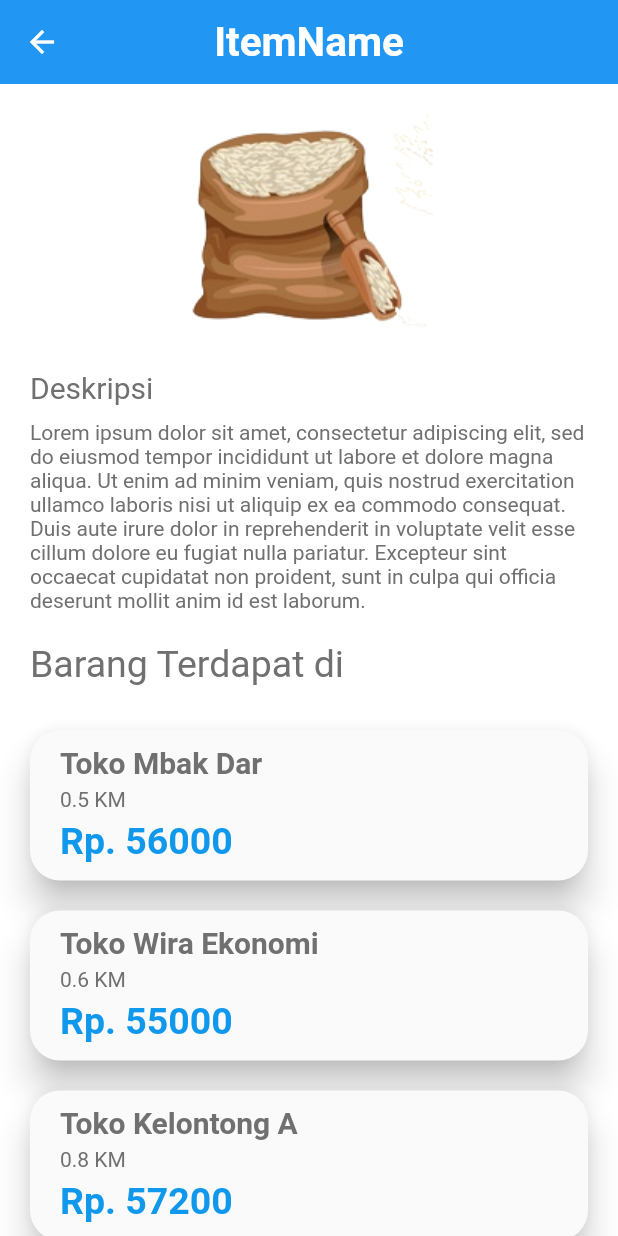
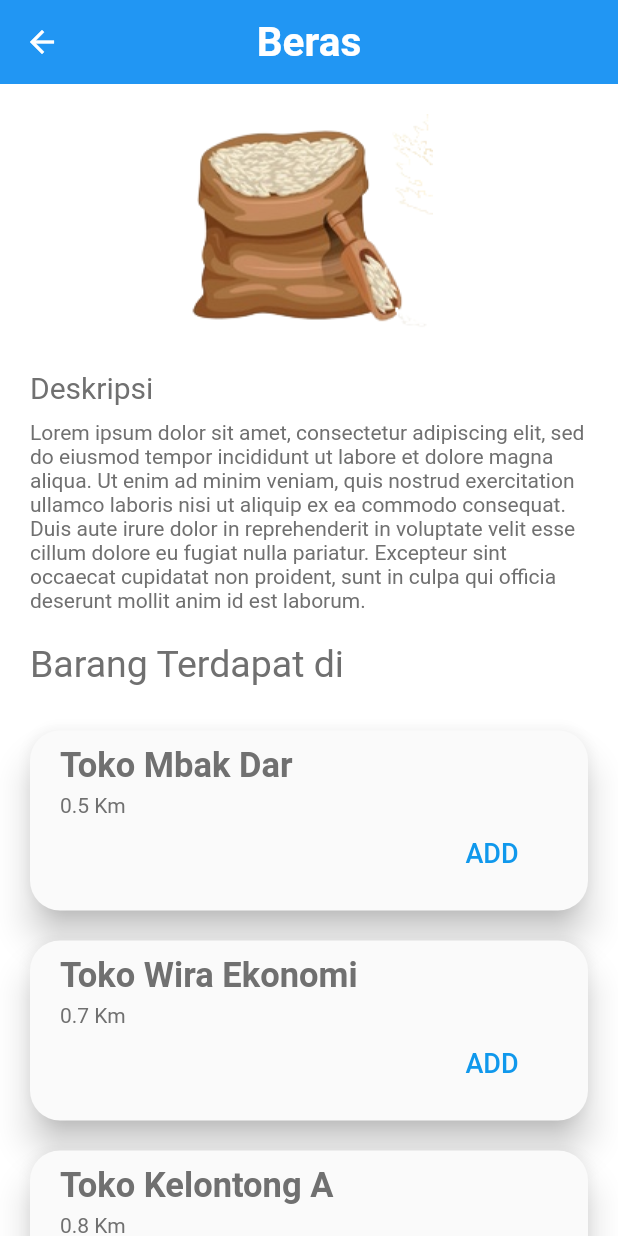
Before and after one commit to alphitardian/flutter_tokolink, a Flutter app: the HomeScreen screen opened directly, after a tap on "Beras", on a phone screen of 412 x 824 dp. Run offline on Flutter 3.47's test engine with Material 2 defaults, Android fonts, the phone set to English and light mode, and no system bars.

Commit message:
minor update to some screen and improve some usability

```diff
--- a/lib/components/card_item.dart
+++ b/lib/components/card_item.dart
@@ -1,18 +1,15 @@
 import 'package:flutter/material.dart';
 
 class CardItem extends StatelessWidget {
-  CardItem({@required this.itemName, this.detail, this.image});
+  CardItem({@required this.itemName, this.image});
 
   final String itemName;
-  final Function detail;
   final AssetImage image;
 
   @override
   Widget build(BuildContext context) {
     return Padding(
       padding: const EdgeInsets.all(10.0),
-      child: GestureDetector(
-        onTap: detail,
       child: Material(
         color: Colors.white,
         borderRadius: BorderRadius.circular(15),
@@ -43,7 +40,6 @@ class CardItem extends StatelessWidget {
           ),
         ),
       ),
-      ),
     );
   }
 }
--- a/lib/components/detail_tiles.dart
+++ b/lib/components/detail_tiles.dart
@@ -3,9 +3,8 @@ import 'package:flutter/material.dart';
 import '../constants.dart';
 
 class DetailTiles extends StatelessWidget {
-  DetailTiles({this.range, this.shop, this.price});
+  DetailTiles({this.range, this.shop});
 
-  final String price;
   final String shop;
   final String range;
 
@@ -19,15 +18,15 @@ class DetailTiles extends StatelessWidget {
           Radius.circular(20),
         ),
         child: Container(
-          padding: EdgeInsets.symmetric(horizontal: 20, vertical: 10),
-          height: 100,
+          padding: EdgeInsets.only(left: 20, right: 20, top: 10, bottom: 0),
+          height: 120,
           child: Column(
             crossAxisAlignment: CrossAxisAlignment.start,
             children: <Widget>[
               Text(
                 shop,
                 style: TextStyle(
-                    fontSize: 20,
+                    fontSize: 23,
                     fontWeight: FontWeight.bold,
                     color: kTextMainColor),
               ),
@@ -38,16 +37,16 @@ class DetailTiles extends StatelessWidget {
                 range,
                 style: TextStyle(color: kTextMainColor),
               ),
-              SizedBox(
-                height: 5,
-              ),
-              Text(
-                'Rp. $price',
-                style: TextStyle(
-                  fontWeight: FontWeight.bold,
-                  fontSize: 25,
-                  color: kMainColor,
-                ),
+              Row(
+                children: <Widget>[
+                  Spacer(),
+                  FlatButton(
+                    child: Text(
+                      'ADD',
+                      style: TextStyle(color: kMainColor, fontSize: 18),
+                    ),
+                  )
+                ],
               )
             ],
           ),
--- a/lib/components/home_screen_list.dart
+++ b/lib/components/home_screen_list.dart
@@ -2,6 +2,7 @@ import 'package:flutter/material.dart';
 import 'package:ftokolink/components/card_item.dart';
 import 'package:ftokolink/constants.dart';
 import 'package:ftokolink/screens/itemdetail_screen.dart';
+import 'package:ftokolink/utils/list_item.dart';
 
 class HomeScreenLayout extends StatelessWidget {
   @override
@@ -72,49 +73,27 @@ class _ListItemState extends State<ListItem> {
             height: 10,
           ),
           Container(
-            height: 175,
-            child: ListView(
-              scrollDirection: Axis.horizontal,
-              children: <Widget>[
-                //loop cardItem
-                CardItem(
-                  itemName: 'Beras',
-                  image: AssetImage('images/item1.png'),
-                  detail: () {
-                    Navigator.pushNamed(context, DetailScreen.id);
-                  },
-                ),
-                CardItem(
-                  itemName: 'Sosis',
-                  image: AssetImage('images/item4.png'),
-                  detail: () {
-                    Navigator.pushNamed(context, DetailScreen.id);
-                  },
-                ),
-                CardItem(
-                  itemName: 'Sabun',
-                  image: AssetImage('images/item2.png'),
-                  detail: () {
-                    Navigator.pushNamed(context, DetailScreen.id);
-                  },
-                ),
-                CardItem(
-                  itemName: 'Tisu',
-                  image: AssetImage('images/item6.png'),
-                  detail: () {
-                    Navigator.pushNamed(context, DetailScreen.id);
-                  },
-                ),
-                CardItem(
-                  itemName: 'Sampo',
-                  image: AssetImage('images/item3.png'),
-                  detail: () {
-                    Navigator.pushNamed(context, DetailScreen.id);
-                  },
-                ),
-              ],
-            ),
-          )
+              height: 175,
+              child: ListView.builder(
+                scrollDirection: Axis.horizontal,
+                itemCount: item.length,
+                itemBuilder: (context, index) {
+                  return GestureDetector(
+                    onTap: () {
+                      Navigator.push(
+                          context,
+                          MaterialPageRoute(
+                              builder: (context) => DetailScreen(
+                                    item: item[index],
+                                  )));
+                    },
+                    child: CardItem(
+                      itemName: item[index].name,
+                      image: item[index].itemImage,
+                    ),
+                  );
+                },
+              ))
         ],
       ),
     );
--- a/lib/models/items.dart
+++ b/lib/models/items.dart
@@ -1,10 +1,12 @@
 import 'package:flutter/widgets.dart';
+import 'package:ftokolink/models/shop.dart';
 
 class Item {
   final String name;
   final String itemDesc;
   final int price;
   final AssetImage itemImage;
+  final Shop shop;
 
-  Item({this.name, this.itemDesc, this.price, this.itemImage});
+  Item({this.name, this.itemDesc, this.price, this.itemImage, this.shop});
 }
--- /dev/null
+++ b/lib/models/shop.dart
@@ -0,0 +1,7 @@
+class Shop {
+  final String name;
+  final String range;
+  final int price;
+
+  Shop(this.name, this.range, this.price);
+}
--- a/lib/screens/cart_screen.dart
+++ b/lib/screens/cart_screen.dart
@@ -225,7 +225,9 @@ class _CartScreenState extends State<CartScreen> {
             children: <Widget>[
               SimpleDialogOption(
                 onPressed: () {
-                  Navigator.pop(context, Choice.COD);
+//                  Navigator.pop(context, Choice.COD);
+                  Navigator.pushNamed(context, CheckOut.id);
+                  print(Choice.COD);
                 },
                 child: Column(
                   crossAxisAlignment: CrossAxisAlignment.start,
--- a/lib/screens/itemdetail_screen.dart
+++ b/lib/screens/itemdetail_screen.dart
@@ -2,16 +2,22 @@ import 'package:flutter/cupertino.dart';
 import 'package:flutter/material.dart';
 import 'package:ftokolink/components/detail_tiles.dart';
 import 'package:ftokolink/constants.dart';
+import 'package:ftokolink/models/items.dart';
 import 'package:ftokolink/screens/shopdetail_screen.dart';
+import 'package:ftokolink/utils/list_shop.dart';
 
 class DetailScreen extends StatelessWidget {
   static const String id = 'detailScreen';
+
+  final Item item;
+
+  const DetailScreen({Key key, this.item}) : super(key: key);
 
   @override
   Widget build(BuildContext context) {
     return Scaffold(
       appBar: AppBar(
-        title: Text('ItemName', style: kAppBarStyle),
+        title: Text('${item.name}', style: kAppBarStyle),
         centerTitle: true,
         elevation: 0,
       ),
@@ -26,7 +32,7 @@ class DetailScreen extends StatelessWidget {
                 children: <Widget>[
                   Center(
                     child: Image(
-                      image: AssetImage('images/item1.png'),
+                      image: item.itemImage,
                       fit: BoxFit.contain,
                     ),
                   ),
@@ -56,34 +62,28 @@ class DetailScreen extends StatelessWidget {
                 ],
               ),
             ),
-            GestureDetector(
-              onTap: () {
-                Navigator.pushNamed(context, ShopDetail.id);
-              },
-              child: DetailTiles(
-                shop: 'Toko Mbak Dar',
-                range: '0.5 KM',
-                price: '56000',
-              ),
-            ),
-            GestureDetector(
-              onTap: () {
-                Navigator.pushNamed(context, ShopDetail.id);
-              },
-              child: DetailTiles(
-                shop: 'Toko Wira Ekonomi',
-                range: '0.6 KM',
-                price: '55000',
-              ),
-            ),
-            GestureDetector(
-              onTap: () {
-                Navigator.pushNamed(context, ShopDetail.id);
-              },
-              child: DetailTiles(
-                shop: 'Toko Kelontong A',
-                range: '0.8 KM',
-                price: '57200',
+            Container(
+              child: ListView.builder(
+                itemCount: shop.length,
+                itemBuilder: (context, index) {
+                  return GestureDetector(
+                    onTap: () {
+                      Navigator.push(
+                          context,
+                          MaterialPageRoute(
+                            builder: (context) => ShopDetail(
+                              shop: shop[index],
+                            ),
+                          ));
+                    },
+                    child: DetailTiles(
+                      shop: shop[index].name,
+                      range: shop[index].range,
+                    ),
+                  );
+                },
+                shrinkWrap: true,
+                physics: ScrollPhysics(),
               ),
             )
           ],
--- /dev/null
+++ b/lib/utils/list_item.dart
@@ -0,0 +1,29 @@
+import 'package:flutter/cupertino.dart';
+import 'package:ftokolink/models/items.dart';
+
+List<Item> item = [
+  Item(
+    name: 'Beras',
+    itemImage: AssetImage('images/item1.png'),
+  ),
+  Item(
+    name: 'Sabun',
+    itemImage: AssetImage('images/item2.png'),
+  ),
+  Item(
+    name: 'Jamu',
+    itemImage: AssetImage('images/item3.png'),
+  ),
+  Item(
+    name: 'Sosis',
+    itemImage: AssetImage('images/item4.png'),
+  ),
+  Item(
+    name: 'Rinso',
+    itemImage: AssetImage('images/item5.png'),
+  ),
+  Item(
+    name: 'Tissue',
+    itemImage: AssetImage('images/item6.png'),
+  ),
+];
--- /dev/null
+++ b/lib/utils/list_shop.dart
@@ -0,0 +1,7 @@
+import 'package:ftokolink/models/shop.dart';
+
+List<Shop> shop = [
+  Shop('Toko Mbak Dar', '0.5 Km', 56000),
+  Shop('Toko Wira Ekonomi', '0.7 Km', 55000),
+  Shop('Toko Kelontong A', '0.8 Km', 57200),
+];
--- /dev/null
+++ b/lib/utils/list_shop_item.dart
@@ -0,0 +1 @@
+//untuk menampung daftar harga yang ada di toko
```
Also changed, not shown: lib/components/confirmation_dialog.dart (added, +33 -0 lines), lib/components/payment_tiles.dart (added, +47 -0 lines), lib/screens/checkout_screen.dart (+26 -48 lines), lib/screens/shopdetail_screen.dart (+9 -13 lines), 5 other files. Lines whose indentation alone changed are shown as unchanged.
